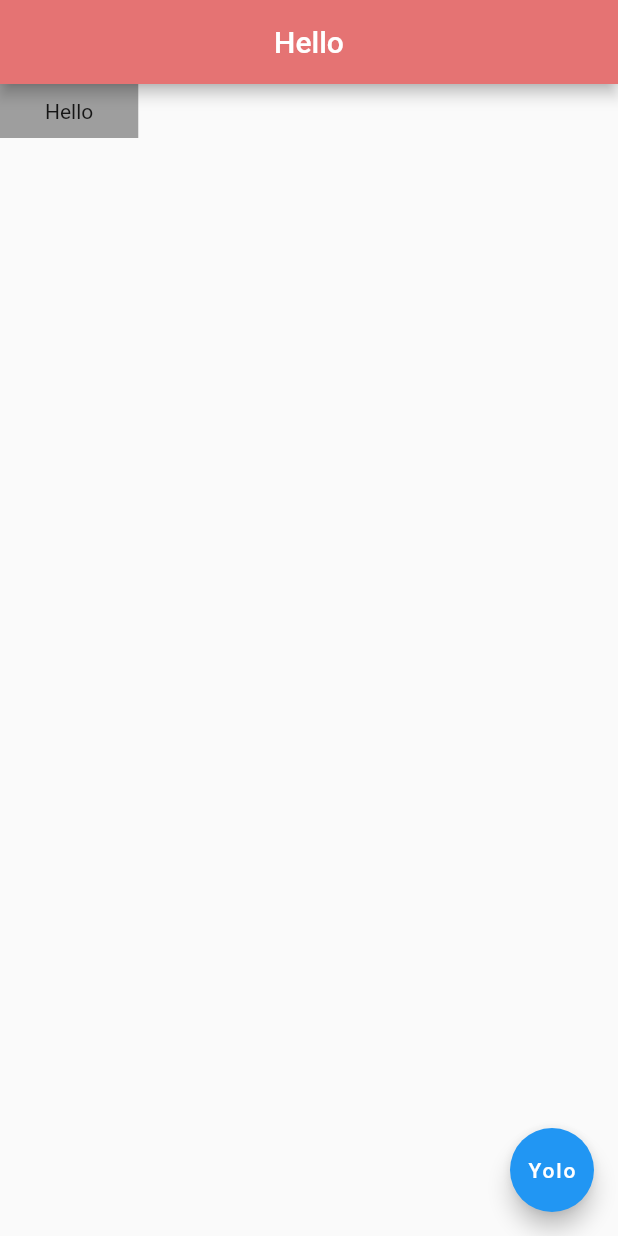
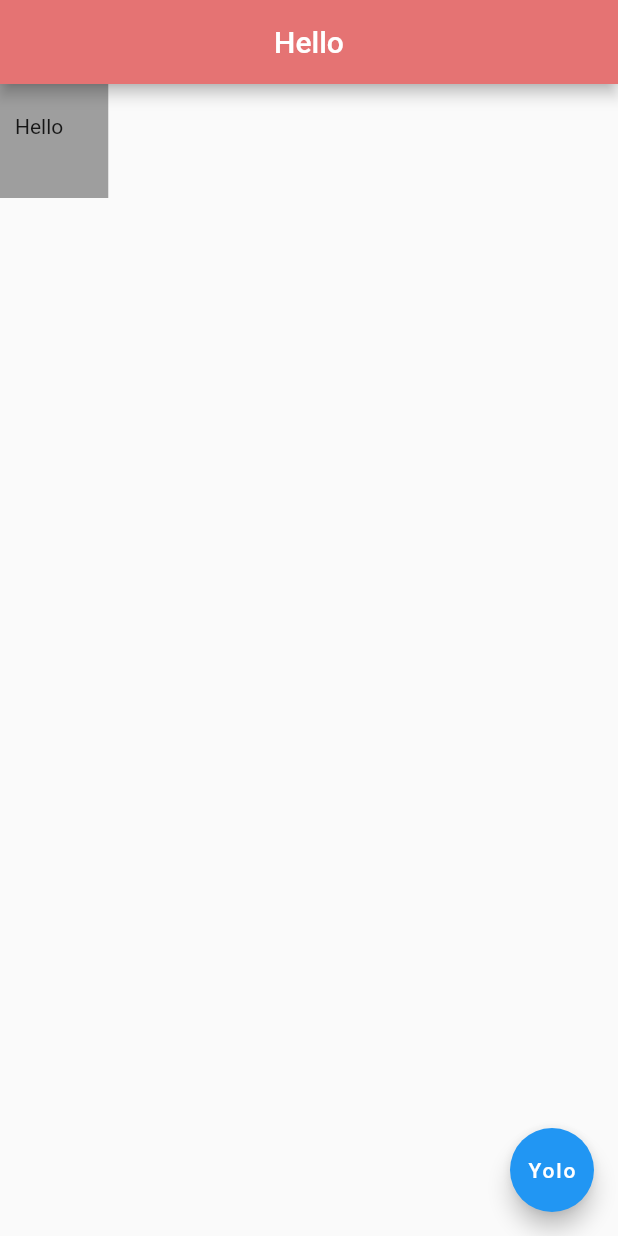
Before and after one commit to pewebdevelopment/Zen-Flutter-PlayGround, a Flutter app: the screen it shows after launch, on a phone screen of 412 x 824 dp. Run offline on Flutter 3.47's test engine with Material 2 defaults, Android fonts, the phone set to English and light mode, and no system bars; missing offline and left inert: dart:html.

Commit message:
LTRB Left Top Right Bottom padding working

```diff
--- a/lib/main.dart
+++ b/lib/main.dart
@@ -15,7 +15,7 @@ class Home extends StatelessWidget {
           backgroundColor: Colors.red[300],
         ),
         body: Container(
-            padding: EdgeInsets.symmetric(horizontal: 30.0, vertical: 10.0),
+            padding: EdgeInsets.fromLTRB(10.0, 20.0, 30.0, 40.0),
             color: Colors.grey,
             child: Text('Hello')),
         floatingActionButton: FloatingActionButton(
```
